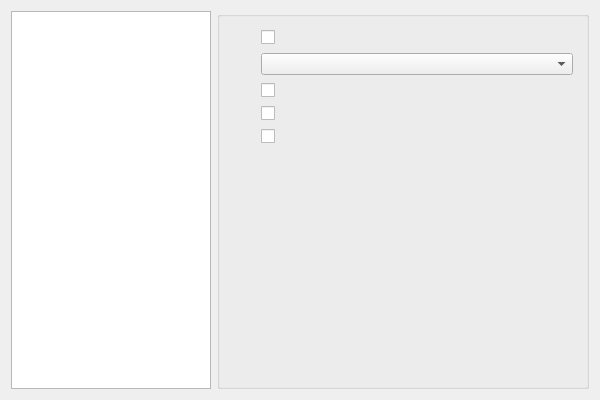
This is org.nickvision.tubeconverter.qt/src/views/settingsdialog.ui in NickvisionApps/Parabolic as Qt 5 draws it before an edit. The edited form follows.
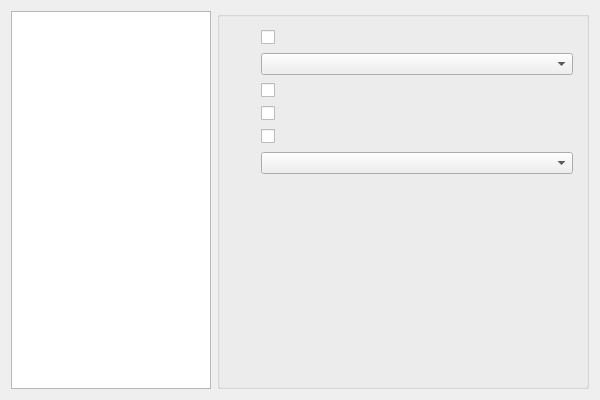
This is the edited form. Icons and pictures are not drawn.

```diff
--- a/org.nickvision.tubeconverter.qt/src/views/settingsdialog.ui
+++ b/org.nickvision.tubeconverter.qt/src/views/settingsdialog.ui
@@ -113,7 +113,7 @@
           <property name="verticalSpacing">
            <number>8</number>
           </property>
-          <item row="5" column="0">
+          <item row="6" column="0">
            <spacer name="verticalSpacer_2">
             <property name="orientation">
              <enum>Qt::Orientation::Vertical</enum>
@@ -156,6 +156,12 @@
           <item row="2" column="1">
            <widget class="QCheckBox" name="chkLimitCharacters"/>
           </item>
+          <item row="5" column="0">
+           <widget class="QLabel" name="lblPreferredVideoCodec"/>
+          </item>
+          <item row="5" column="1">
+           <widget class="QComboBox" name="cmbPreferredVideoCodec"/>
+          </item>
          </layout>
         </widget>
         <widget class="QWidget" name="pageDownloader">
```
